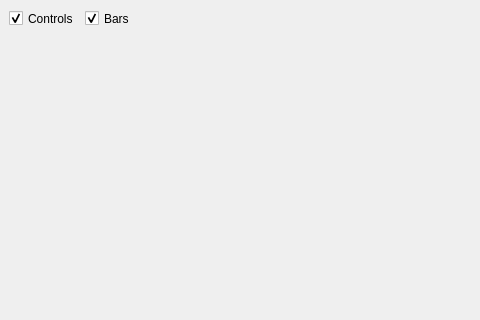
jtdx-project/jtdx, file widegraph.ui: the form before one commit; both pictures show x 0 to 480 and y 0 to 320 of the 780 by 520 pixel window.
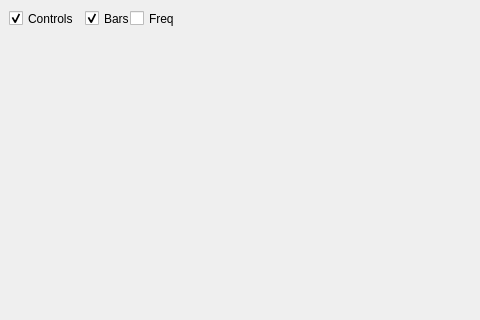
The form after the commit. Custom widgets are drawn as their Qt base class.

The edit to the form file:
```diff
--- a/widegraph.ui
+++ b/widegraph.ui
@@ -111,6 +111,19 @@
        <bool>true</bool>
       </property>
      </widget>
+     <widget class="QCheckBox" name="cbFreq">
+      <property name="geometry">
+       <rect>
+        <x>130</x>
+        <y>10</y>
+        <width>70</width>
+        <height>17</height>
+       </rect>
+      </property>
+      <property name="text">
+       <string>Freq</string>
+      </property>
+     </widget>
     </widget>
    </item>
    <item row="2" column="0">
```
